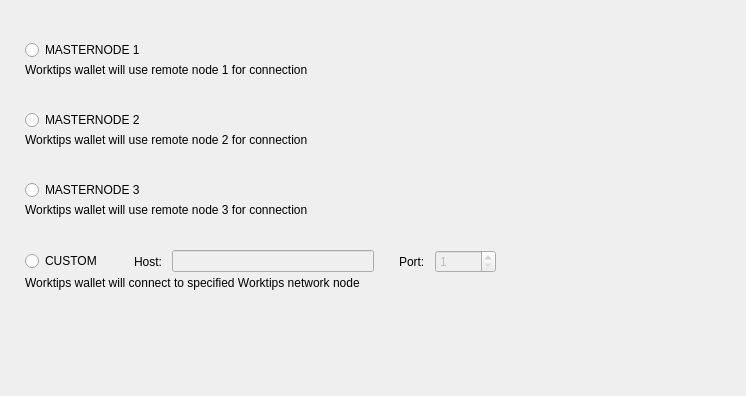
First picture: the form in src/Gui/Options/ConnectionOptionsFrame.ui, repository worktips/worktips-lite-wallet, before the edit.
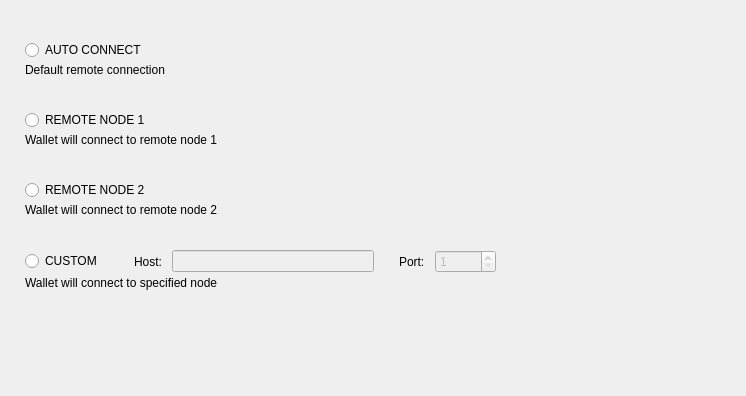
Second picture: the form after the edit. Custom widgets are drawn as their Qt base class.

```diff
--- a/src/Gui/Options/ConnectionOptionsFrame.ui
+++ b/src/Gui/Options/ConnectionOptionsFrame.ui
@@ -71,7 +71,7 @@
       <item>
        <widget class="QRadioButton" name="m_autoRadio">
         <property name="text">
-         <string>MASTERNODE 1</string>
+         <string>AUTO CONNECT</string>
         </property>
         <attribute name="buttonGroup">
          <string notr="true">m_connectionButtonGroup</string>
@@ -81,7 +81,7 @@
       <item alignment="Qt::AlignTop">
        <widget class="WalletGui::WalletSmallGrayTextLabel" name="m_autoHelperLabel">
         <property name="text">
-         <string>Worktips wallet will use remote node 1 for connection</string>
+         <string>Default remote connection</string>
         </property>
         <property name="alignment">
          <set>Qt::AlignLeading|Qt::AlignLeft|Qt::AlignTop</set>
@@ -136,7 +136,7 @@
       <item>
        <widget class="QRadioButton" name="m_embeddedRadio">
         <property name="text">
-         <string>MASTERNODE 2</string>
+         <string>REMOTE NODE 1</string>
         </property>
         <attribute name="buttonGroup">
          <string notr="true">m_connectionButtonGroup</string>
@@ -146,7 +146,7 @@
       <item alignment="Qt::AlignTop">
        <widget class="WalletGui::WalletSmallGrayTextLabel" name="m_embeddedHelperLabel">
         <property name="text">
-         <string>Worktips wallet will use remote node 2 for connection</string>
+         <string>Wallet will connect to remote node 1</string>
         </property>
         <property name="alignment">
          <set>Qt::AlignLeading|Qt::AlignLeft|Qt::AlignTop</set>
@@ -206,7 +206,7 @@
         <item>
          <widget class="QRadioButton" name="m_localRadio">
           <property name="text">
-           <string>MASTERNODE 3</string>
+           <string>REMOTE NODE 2</string>
           </property>
           <attribute name="buttonGroup">
            <string notr="true">m_connectionButtonGroup</string>
@@ -250,7 +250,7 @@
       <item alignment="Qt::AlignTop">
        <widget class="WalletGui::WalletSmallGrayTextLabel" name="m_localHelperLabel">
         <property name="text">
-         <string>Worktips wallet will use remote node 3 for connection</string>
+         <string>Wallet will connect to remote node 2</string>
         </property>
         <property name="alignment">
          <set>Qt::AlignLeading|Qt::AlignLeft|Qt::AlignTop</set>
@@ -404,7 +404,7 @@
       <item alignment="Qt::AlignTop">
        <widget class="WalletGui::WalletSmallGrayTextLabel" name="m_remoteHelperLabel">
         <property name="text">
-         <string>Worktips wallet will connect to specified Worktips network node</string>
+         <string>Wallet will connect to specified node</string>
         </property>
         <property name="alignment">
          <set>Qt::AlignLeading|Qt::AlignLeft|Qt::AlignTop</set>
```
